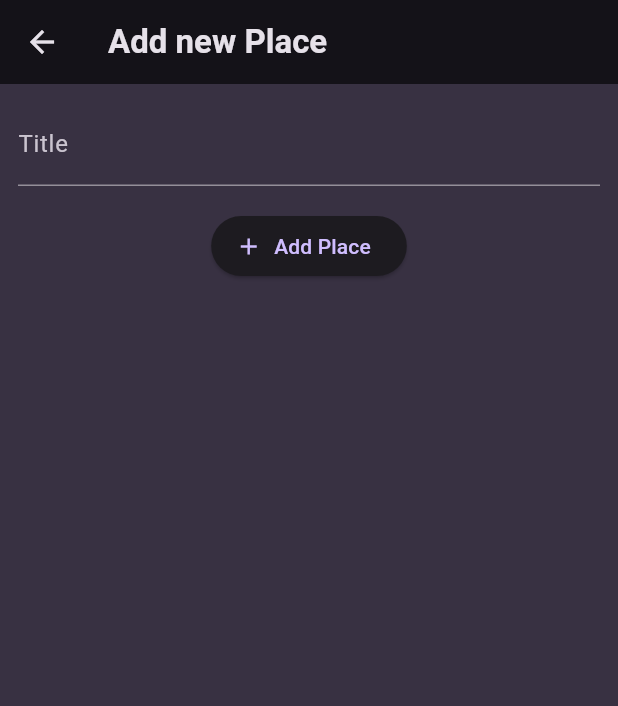
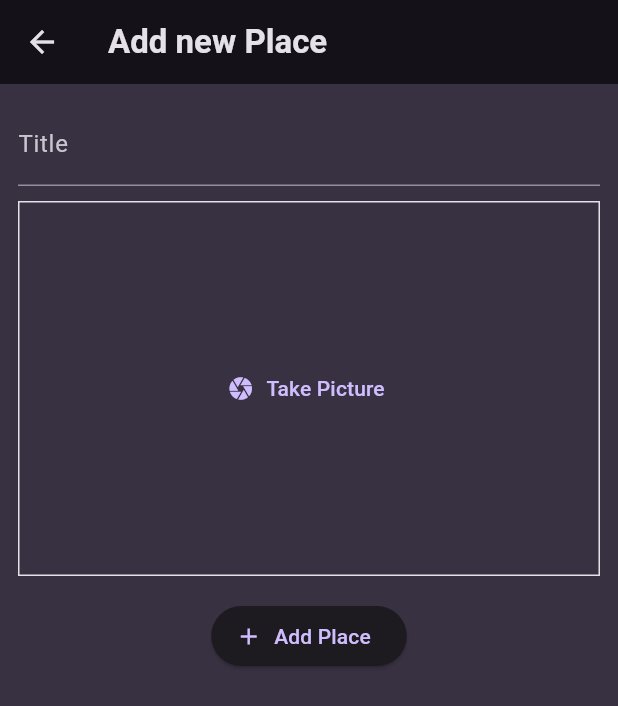
Before and after one commit to diogoalexp/flutter, a Flutter app: the AddPlaceScreen screen opened directly, on a phone screen of 412 x 824 dp. Shown: the top 706 px of the screen. Run offline on Flutter 3.47's test engine with Material 3 defaults, Android fonts, the phone set to English and light mode, and no system bars; our stand-ins replace flutter_riverpod, google_fonts, transparent_image; missing offline and left inert: dart:ffi.

Commit message:
ImageInput widgt

```diff
--- a/favorite_places/lib/providers/user_places.dart
+++ b/favorite_places/lib/providers/user_places.dart
@@ -1,5 +1,3 @@
-import 'package:flutter_riverpod/flutter_riverpod.dart';
-
 import 'package:favorite_places/models/place.dart';
 import 'package:flutter_riverpod/legacy.dart';
 
--- a/favorite_places/lib/screens/add_place.dart
+++ b/favorite_places/lib/screens/add_place.dart
@@ -1,3 +1,4 @@
+import 'package:favorite_places/widgets/image_input.dart';
 import 'package:flutter/material.dart';
 import 'package:flutter_riverpod/flutter_riverpod.dart';
 
@@ -36,9 +37,7 @@
   @override
   Widget build(BuildContext context) {
     return Scaffold(
-      appBar: AppBar(
-        title: const Text('Add new Place'),
-      ),
+      appBar: AppBar(title: const Text('Add new Place')),
       body: SingleChildScrollView(
         padding: const EdgeInsets.all(12),
         child: Column(
@@ -50,6 +49,8 @@
                 color: Theme.of(context).colorScheme.onBackground,
               ),
             ),
+            const SizedBox(height: 10),
+            ImageInput(),
             const SizedBox(height: 16),
             ElevatedButton.icon(
               onPressed: _savePlace,
--- /dev/null
+++ b/favorite_places/lib/widgets/image_input.dart
@@ -0,0 +1,30 @@
+import 'package:flutter/material.dart';
+
+class ImageInput extends StatefulWidget {
+  const ImageInput({super.key});
+
+  @override
+  State<ImageInput> createState() {
+    return _ImageInputState();
+  }
+}
+
+class _ImageInputState extends State<ImageInput> {
+  Widget build(BuildContext context) {
+    return Container(
+      decoration: BoxDecoration(
+        border: Border.all(
+          width: 1,
+          color: Theme.of(context).colorScheme.onSurface,
+        ),
+      ),
+      height: 250,
+      width: double.infinity,
+      child: TextButton.icon(
+        label: Text('Take Picture'),
+        icon: const Icon(Icons.camera),
+        onPressed: () {},
+      ),
+    );
+  }
+}
```
